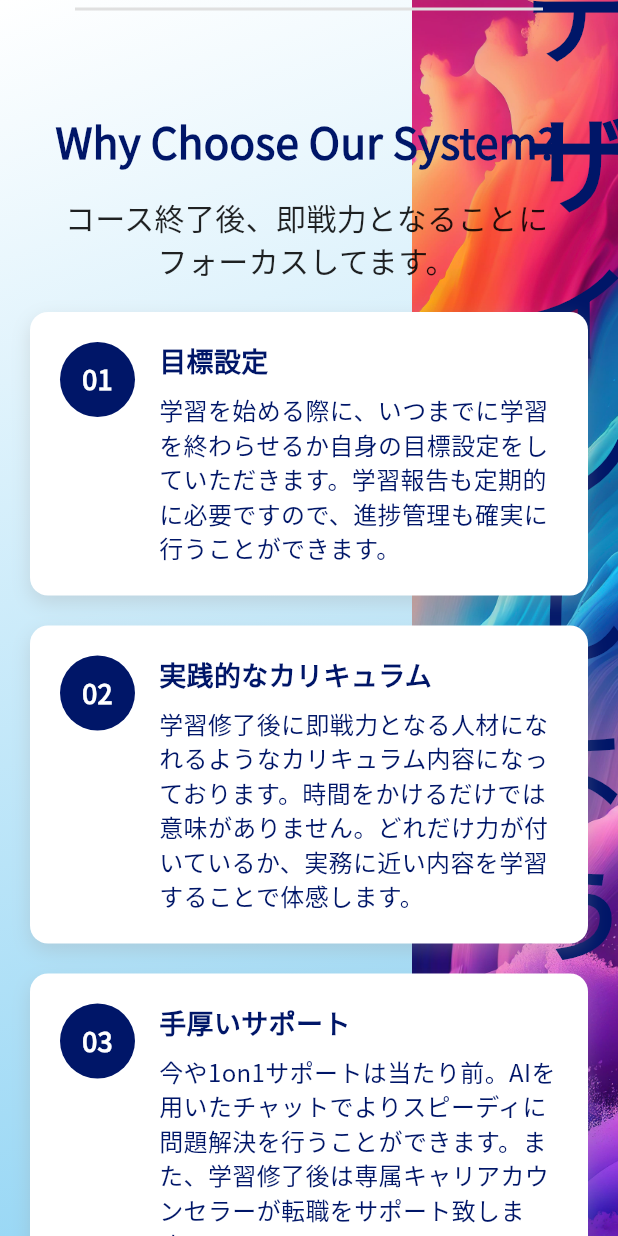
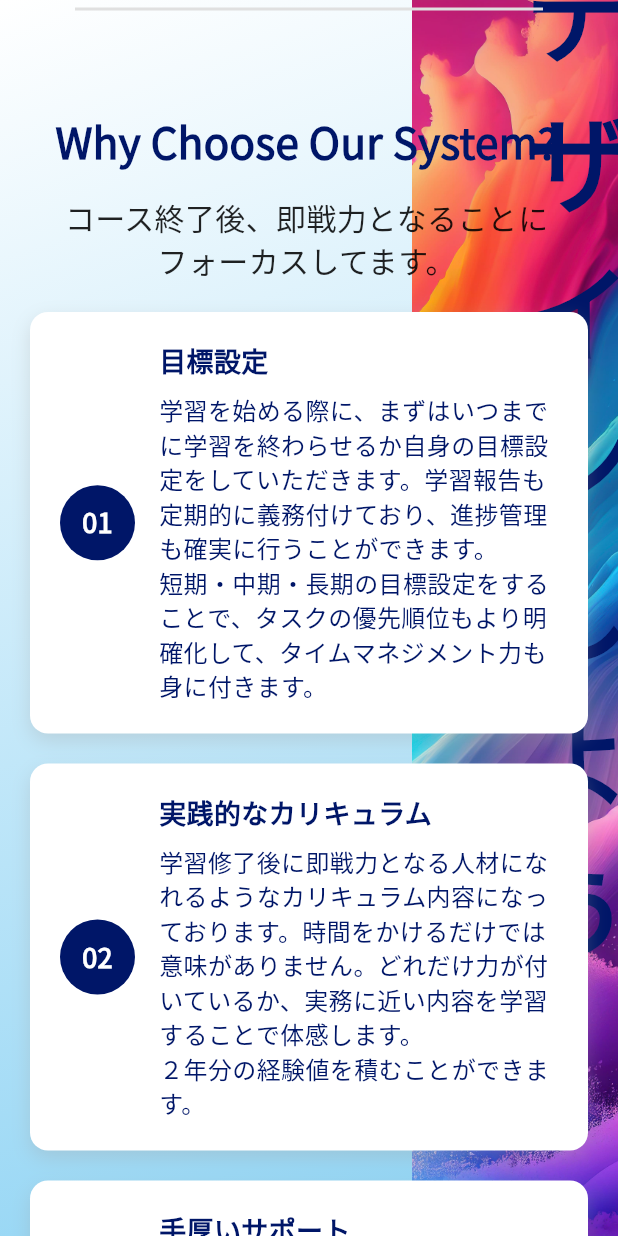
Before and after one commit to SolaHY/CyTech_AUSTRALIA, a Flutter app: the screen it shows after launch, scrolled down 1152 dp, on a phone screen of 412 x 824 dp. Run offline on Flutter 3.47's test engine with Material 3 defaults, Android fonts, the phone set to English and light mode, and no system bars; our stand-ins replace flutter_screenutil, font_awesome_flutter; network calls fail.

Commit message:
文修正

```diff
--- a/lib/main.dart
+++ b/lib/main.dart
@@ -1,5 +1,6 @@
 import 'package:flutter/material.dart';
 import 'view/home_page.dart';
+import 'package:flutter_screenutil/flutter_screenutil.dart';
 
 void main() {
   runApp(const MyApp());
@@ -70,49 +71,89 @@ class _MyHomeviewtate extends State<MyHomePage> {
     });
   }
 
+  // @override
+  // Widget build(BuildContext context) {
+  //   // This method is rerun every time setState is called, for instance as done
+  //   // by the _incrementCounter method above.
+  //   //
+  //   // The Flutter framework has been optimized to make rerunning build methods
+  //   // fast, so that you can just rebuild anything that needs updating rather
+  //   // than having to individually change instances of widgets.
+  //   return Scaffold(
+  //     appBar: AppBar(
+  //       // TRY THIS: Try changing the color here to a specific color (to
+  //       // Colors.amber, perhaps?) and trigger a hot reload to see the AppBar
+  //       // change color while the other colors stay the same.
+  //       backgroundColor: Theme.of(context).colorScheme.inversePrimary,
+  //       // Here we take the value from the MyHomePage object that was created by
+  //       // the App.build method, and use it to set our appbar title.
+  //       title: Text(widget.title),
+  //     ),
+  //     body: Center(
+  //       // Center is a layout widget. It takes a single child and positions it
+  //       // in the middle of the parent.
+  //       child: Column(
+  //         // Column is also a layout widget. It takes a list of children and
+  //         // arranges them vertically. By default, it sizes itself to fit its
+  //         // children horizontally, and tries to be as tall as its parent.
+  //         //
+  //         // Column has various properties to control how it sizes itself and
+  //         // how it positions its children. Here we use mainAxisAlignment to
+  //         // center the children vertically; the main axis here is the vertical
+  //         // axis because Columns are vertical (the cross axis would be
+  //         // horizontal).
+  //         //
+  //         // TRY THIS: Invoke "debug painting" (choose the "Toggle Debug Paint"
+  //         // action in the IDE, or press "p" in the console), to see the
+  //         // wireframe for each widget.
+  //         mainAxisAlignment: MainAxisAlignment.center,
+  //         children: <Widget>[
+  //           const Text(
+  //             'You have pushed the button this many times:',
+  //           ),
+  //           Text(
+  //             '$_counter',
+  //             style: Theme.of(context).textTheme.headlineMedium,
+  //           ),
+  //         ],
+  //       ),
+  //     ),
+  //     floatingActionButton: FloatingActionButton(
+  //       onPressed: _incrementCounter,
+  //       tooltip: 'Increment',
+  //       child: const Icon(Icons.add),
+  //     ), // This trailing comma makes auto-formatting nicer for build methods.
+  //   );
+  // }
+
   @override
   Widget build(BuildContext context) {
-    // This method is rerun every time setState is called, for instance as done
-    // by the _incrementCounter method above.
-    //
-    // The Flutter framework has been optimized to make rerunning build methods
-    // fast, so that you can just rebuild anything that needs updating rather
-    // than having to individually change instances of widgets.
+    return ScreenUtilInit(
+      designSize: const Size(375, 812), // デザイン基準サイズ
+      builder: (context, child) {
         return Scaffold(
           appBar: AppBar(
-        // TRY THIS: Try changing the color here to a specific color (to
-        // Colors.amber, perhaps?) and trigger a hot reload to see the AppBar
-        // change color while the other colors stay the same.
             backgroundColor: Theme.of(context).colorScheme.inversePrimary,
-        // Here we take the value from the MyHomePage object that was created by
-        // the App.build method, and use it to set our appbar title.
-        title: Text(widget.title),
+            title: Text(
+              widget.title,
+              style: TextStyle(fontSize: 20.sp), // フォントサイズをスケーリング
+            ),
           ),
           body: Center(
-        // Center is a layout widget. It takes a single child and positions it
-        // in the middle of the parent.
             child: Column(
-          // Column is also a layout widget. It takes a list of children and
-          // arranges them vertically. By default, it sizes itself to fit its
-          // children horizontally, and tries to be as tall as its parent.
-          //
-          // Column has various properties to control how it sizes itself and
-          // how it positions its children. Here we use mainAxisAlignment to
-          // center the children vertically; the main axis here is the vertical
-          // axis because Columns are vertical (the cross axis would be
-          // horizontal).
-          //
-          // TRY THIS: Invoke "debug painting" (choose the "Toggle Debug Paint"
-          // action in the IDE, or press "p" in the console), to see the
-          // wireframe for each widget.
               mainAxisAlignment: MainAxisAlignment.center,
               children: <Widget>[
-            const Text(
+                Text(
                   'You have pushed the button this many times:',
+                  style: TextStyle(fontSize: 16.sp), // スケーリングされたフォントサイズ
                 ),
+                SizedBox(height: 20.h), // スペースの高さをスケーリング
                 Text(
                   '$_counter',
-              style: Theme.of(context).textTheme.headlineMedium,
+                  style: Theme.of(context)
+                      .textTheme
+                      .headlineMedium
+                      ?.copyWith(fontSize: 24.sp), // フォントサイズをスケーリング
                 ),
               ],
             ),
@@ -120,8 +161,13 @@ class _MyHomeviewtate extends State<MyHomePage> {
           floatingActionButton: FloatingActionButton(
             onPressed: _incrementCounter,
             tooltip: 'Increment',
-        child: const Icon(Icons.add),
-      ), // This trailing comma makes auto-formatting nicer for build methods.
+            child: Icon(
+              Icons.add,
+              size: 24.sp, // アイコンサイズをスケーリング
+            ),
+          ),
+        );
+      },
     );
   }
 }
--- a/lib/widgets/why_us_section.dart
+++ b/lib/widgets/why_us_section.dart
@@ -10,19 +10,19 @@ class WhyUsSection extends StatelessWidget {
         "number": "01",
         "title": "目標設定",
         "description":
-            "学習を始める際に、いつまでに学習を終わらせるか自身の目標設定をしていただきます。学習報告も定期的に必要ですので、進捗管理も確実に行うことができます。",
+            "学習を始める際に、まずはいつまでに学習を終わらせるか自身の目標設定をしていただきます。学習報告も定期的に義務付けており、進捗管理も確実に行うことができます。\n短期・中期・長期の目標設定をすることで、タスクの優先順位もより明確化して、タイムマネジメント力も身に付きます。",
       },
       {
         "number": "02",
         "title": "実践的なカリキュラム",
         "description":
-            "学習修了後に即戦力となる人材になれるようなカリキュラム内容になっております。時間をかけるだけでは意味がありません。どれだけ力が付いているか、実務に近い内容を学習することで体感します。",
+            "学習修了後に即戦力となる人材になれるようなカリキュラム内容になっております。時間をかけるだけでは意味がありません。どれだけ力が付いているか、実務に近い内容を学習することで体感します。\n２年分の経験値を積むことができます。",
       },
       {
         "number": "03",
         "title": "手厚いサポート",
         "description":
-            "今や1on1サポートは当たり前。AIを用いたチャットでよりスピーディに問題解決を行うことができます。また、学習修了後は専属キャリアカウンセラーが転職をサポート致します。",
+            "今や1on1サポートは当たり前。AIを用いたチャットでよりスピーディに問題解決を行うことができます。また、学習修了後は専属キャリアカウンセラーが転職をサポート致します。\nCyTechでは、「転職コース」を修了したにもかかわらず、6ヶ月以内に就職先が見つからない場合、カリキュラムの受講費用を全額返金いたします。",
       },
     ];
 
@@ -96,7 +96,7 @@ class WhyUsSection extends StatelessWidget {
         ],
       ),
       child: Row(
-        crossAxisAlignment: CrossAxisAlignment.start,
+        crossAxisAlignment: CrossAxisAlignment.center, // 縦中央揃え
         children: [
           // Number inside a circle
           Container(
--- a/pubspec.yaml
+++ b/pubspec.yaml
@@ -32,6 +32,7 @@ dependencies:
     sdk: flutter
   font_awesome_flutter: ^10.5.1
   url_launcher: ^6.1.7
+  flutter_screenutil: ^5.6.1
 
 
   # The following adds the Cupertino Icons font to your application.
```
Lines whose indentation alone changed are shown as unchanged.
